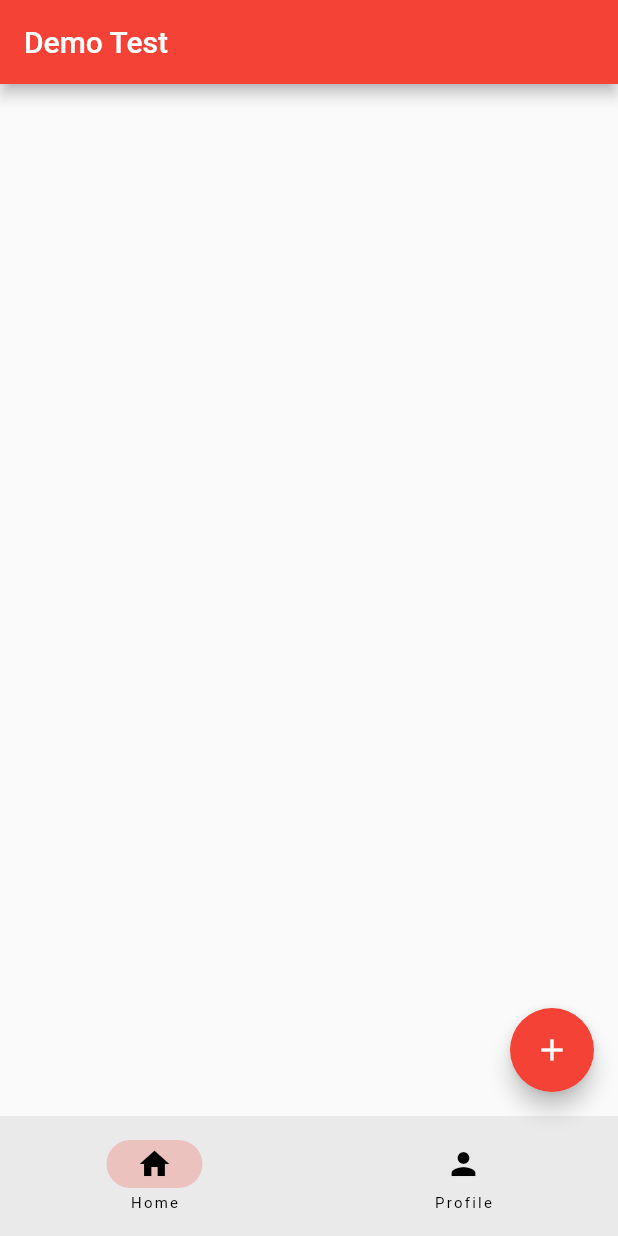
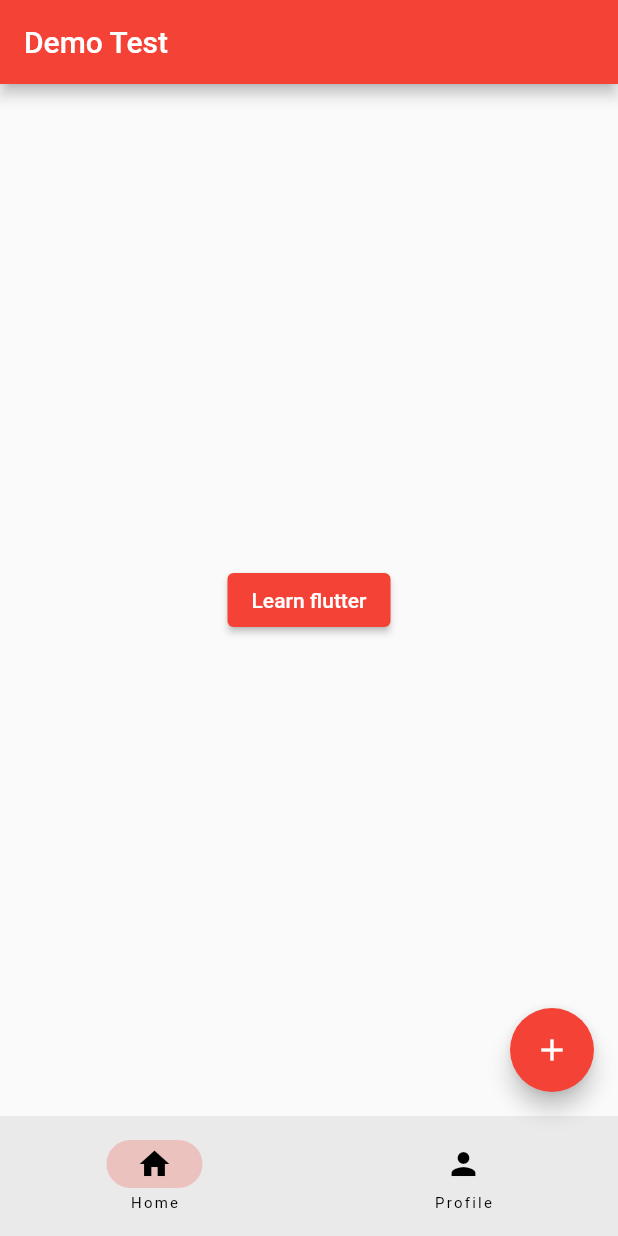
Before and after one commit to Naoldemisse/ethiogram1.0, a Flutter app: the screen it shows after launch, on a phone screen of 412 x 824 dp. Run offline on Flutter 3.47's test engine with Material 2 defaults, Android fonts, the phone set to English and light mode, and no system bars.

Commit message:
Made a homepage and make a flutter learnpage

```diff
--- /dev/null
+++ b/lib/home_page.dart
@@ -0,0 +1,21 @@
+import 'package:ethiogram/Learn_flutter.dart';
+import 'package:flutter/material.dart';
+
+class HomePage extends StatelessWidget {
+  const HomePage({super.key});
+
+  @override
+  Widget build(BuildContext context) {
+    return Center(
+      child: ElevatedButton(
+        onPressed: () {
+          Navigator.of(context)
+              .push(MaterialPageRoute(builder: (BuildContext context) {
+            return const Learnflutter();
+          }));
+        },
+        child: const Text('Learn flutter'),
+      ),
+    );
+  }
+}
--- a/lib/main.dart
+++ b/lib/main.dart
@@ -1,3 +1,4 @@
+import 'package:ethiogram/home_page.dart';
 import 'package:flutter/material.dart';
 
 void main() {
@@ -32,6 +33,7 @@ class _RootpageState extends State<Rootpage> {
       appBar: AppBar(
         title: const Text('Demo Test'),
       ),
+      body: const HomePage(),
       floatingActionButton: FloatingActionButton(
         onPressed: () {
           debugPrint('The floating button is working');
@@ -43,6 +45,12 @@ class _RootpageState extends State<Rootpage> {
           NavigationDestination(icon: Icon(Icons.home), label: 'Home'),
           NavigationDestination(icon: Icon(Icons.person), label: 'Profile'),
         ],
+        onDestinationSelected: (int index) {
+          setState(() {
+            currentPage = index;
+          });
+        },
+        selectedIndex: currentPage,
       ),
     );
   }
--- a/pubspec.yaml
+++ b/pubspec.yaml
@@ -59,8 +59,8 @@ flutter:
   uses-material-design: true
 
   # To add assets to your application, add an assets section, like this:
-  # assets:
-  #   - images/a_dot_burr.jpeg
+  assets:
+    - images/
   #   - images/a_dot_ham.jpeg
 
   # An image asset can refer to one or more resolution-specific "variants", see
```
Also changed, not shown: lib/Learn_flutter.dart (added, +22 -0 lines), images/Flutter.png (added).
